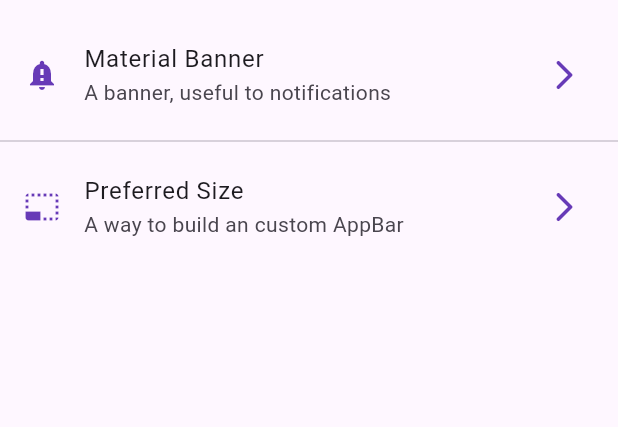
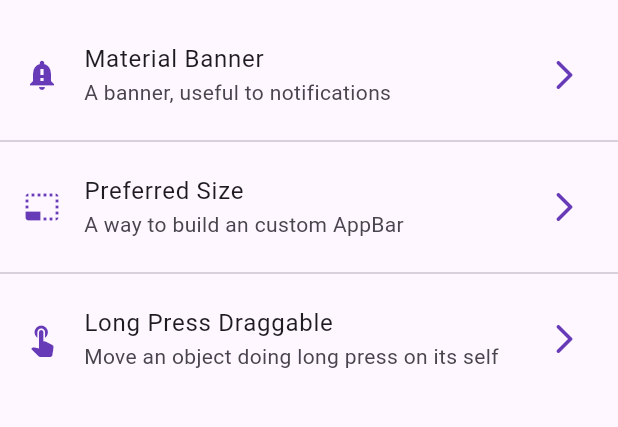
Before and after one commit to JeanGC970520/widgets, a Flutter app: the screen it shows after launch, on a phone screen of 412 x 824 dp, the part 63-490 px from its top. Run offline on Flutter 3.47's test engine with Material 2 defaults, Android fonts, the phone set to English and light mode, and no system bars; our stand-ins replace go_router.

Commit message:
Learning to use LongPressDraggable

```diff
--- a/lib/config/menu/menu_items.dart
+++ b/lib/config/menu/menu_items.dart
@@ -33,5 +33,11 @@ const appMenuItems = <MenuItem> [
     icon: Icons.photo_size_select_small,
   ),
 
+  MenuItem(
+    title: 'Long Press Draggable',
+    subTitle: 'Move an object doing long press on its self',
+    link: '/long-press-draggable',
+    icon: Icons.touch_app,
+  ),
 
 ];
--- a/lib/config/router/app_router.dart
+++ b/lib/config/router/app_router.dart
@@ -21,5 +21,9 @@ final appRouter = GoRouter(
       builder: (context, state) => const PreferrefSizeWidget(),
     ),
 
+    GoRoute(
+      path: '/long-press-draggable',
+      builder: (context, state) => const LongPressDraggableWidget(),
+    ),
   ]
 );
--- a/lib/presentation/screens/screens.dart
+++ b/lib/presentation/screens/screens.dart
@@ -2,3 +2,4 @@ export 'menu/menu_screen.dart';
 
 export 'widgets/material_banner_widget.dart';
 export 'widgets/preferred_size_widget.dart';
+export 'widgets/long_press_draggable.dart';
```
Also changed, not shown: lib/presentation/screens/widgets/long_press_draggable.dart (added, +86 -0 lines).
